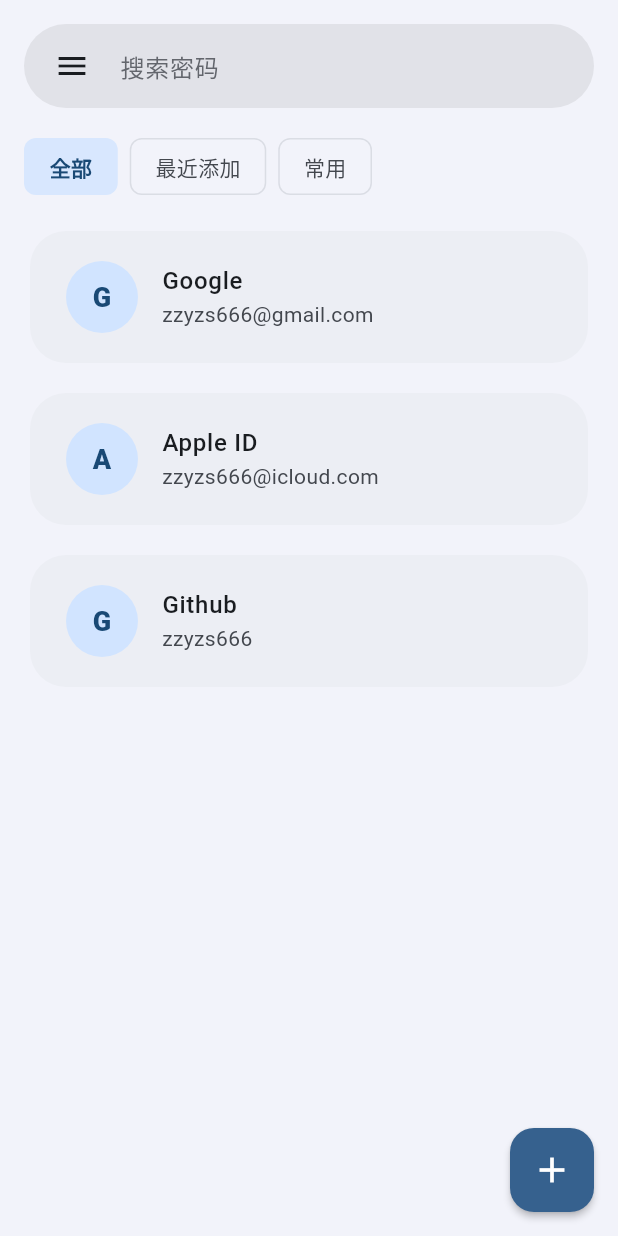
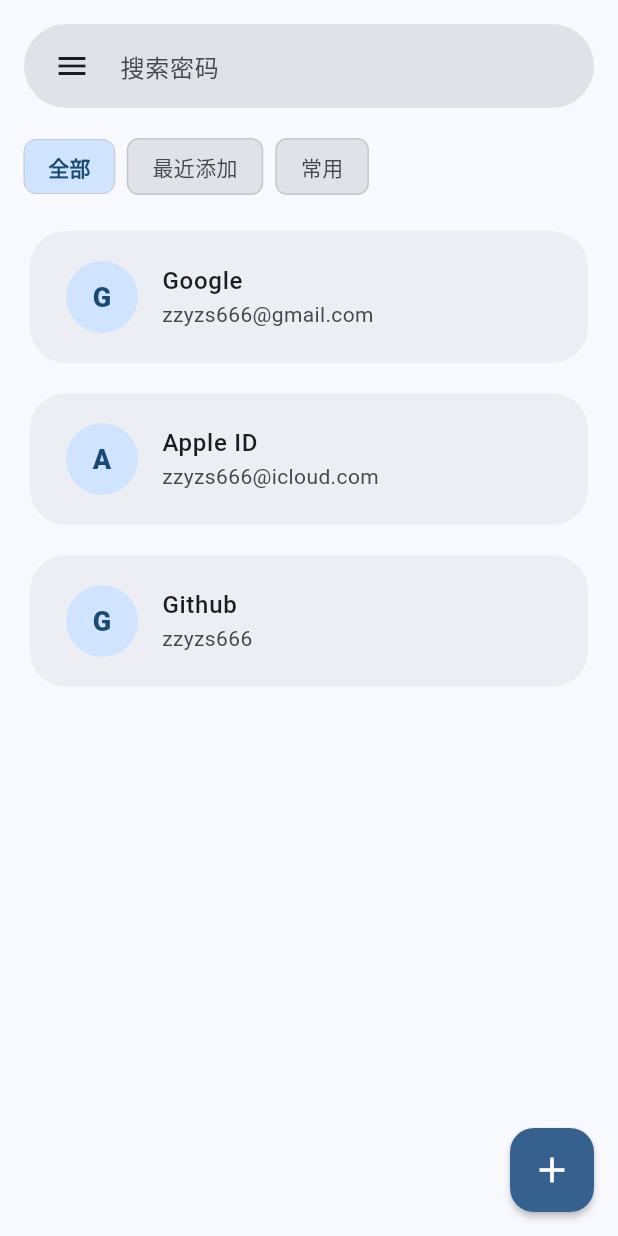
Before and after one commit to CFSL-E/PASS-F2, a Flutter app: the screen it shows after launch, on a phone screen of 412 x 824 dp. Run offline on Flutter 3.47's test engine with Material 3 defaults, Android fonts, the phone set to English and light mode, and no system bars; drawn by our look-alikes of dynamic_color.

Commit message:
Fix UI color scheme issues with MD3 design compliance
- Updated lib/home_page.dart to use proper MD3 color tokens including surface, surfaceContainer, and surfaceContainerHighest for background and search bar
- Modified lib/settings_page.dart to implement correct MD3 surface color scheme with proper SliverAppBar theming
- Fixed transparent color usage by replacing with appropriate MD3 color containers and variants
- Enhanced filter chips in home page with proper primaryContainer and surfaceContainerHighest colors
- Improved overall theme consistency across light/dark modes using Material Design 3 color system guidelines

```diff
--- a/lib/home_page.dart
+++ b/lib/home_page.dart
@@ -23,7 +23,7 @@ class _HomePageState extends State<HomePage> {
     final colorScheme = Theme.of(context).colorScheme;
 
     return Scaffold(
-      backgroundColor: colorScheme.surfaceContainerLow,
+      backgroundColor: colorScheme.surface,
       body: SafeArea(
         child: Padding(
           padding: const EdgeInsets.symmetric(horizontal: 16.0),
@@ -47,7 +47,7 @@ class _HomePageState extends State<HomePage> {
                 ),
                 hintText: '搜索密码',
                 hintStyle: WidgetStateProperty.all(
-                  TextStyle(color: colorScheme.onSurfaceVariant.withOpacity(0.8), fontSize: 16)
+                  TextStyle(color: colorScheme.onSurfaceVariant, fontSize: 16)
                 ),
                 elevation: WidgetStateProperty.all(0),
                 backgroundColor: WidgetStateProperty.all(
@@ -153,11 +153,12 @@ class _HomePageState extends State<HomePage> {
         duration: const Duration(milliseconds: 200),
         padding: const EdgeInsets.symmetric(horizontal: 16, vertical: 8),
         decoration: BoxDecoration(
-          color: isSelected ? colorScheme.primaryContainer.withOpacity(0.8) : Colors.transparent,
+          color: isSelected ? colorScheme.primaryContainer : colorScheme.surfaceContainerHighest,
           borderRadius: BorderRadius.circular(8),
-          border: isSelected
-              ? Border.all(color: Colors.transparent)
-              : Border.all(color: colorScheme.outlineVariant.withOpacity(0.5)),
+          border: Border.all(
+            width: isSelected ? 0 : 1,
+            color: colorScheme.outlineVariant,
+          ),
         ),
         child: Text(
           label,
--- a/lib/settings_page.dart
+++ b/lib/settings_page.dart
@@ -9,7 +9,7 @@ class SettingsPage extends StatelessWidget {
 
     // 【规范】独立的全新 Scaffold，配合大标题滑动效果
     return Scaffold(
-      backgroundColor: colorScheme.surfaceContainerLow,
+      backgroundColor: colorScheme.surface,
       body: NestedScrollView(
         headerSliverBuilder: (BuildContext context, bool innerBoxIsScrolled) {
           return <Widget>[
@@ -17,7 +17,7 @@ class SettingsPage extends StatelessWidget {
             SliverAppBar.large(
               title: const Text('设置'),
               // 当此页面向下滑动时，大标题依然保持 MD3 圆润背景或直接融入整体
-              backgroundColor: colorScheme.surfaceContainerLow,
+              backgroundColor: colorScheme.surface,
               surfaceTintColor: colorScheme.surfaceTint,
             ),
           ];
```
Also changed, not shown: 1 other file.
